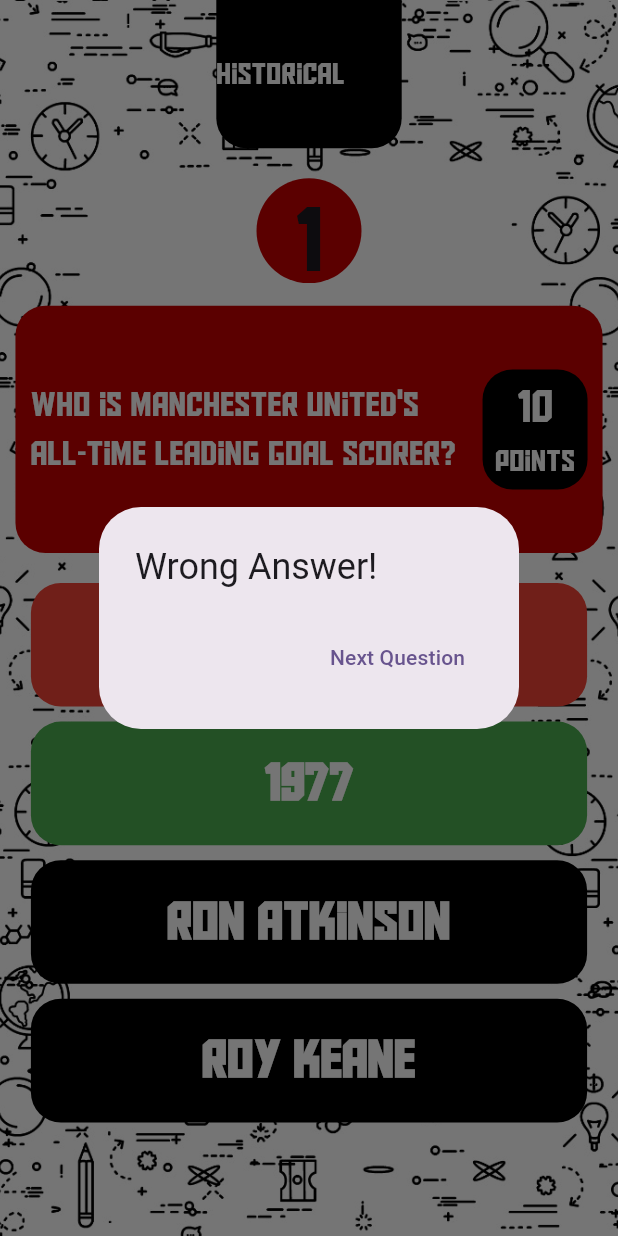
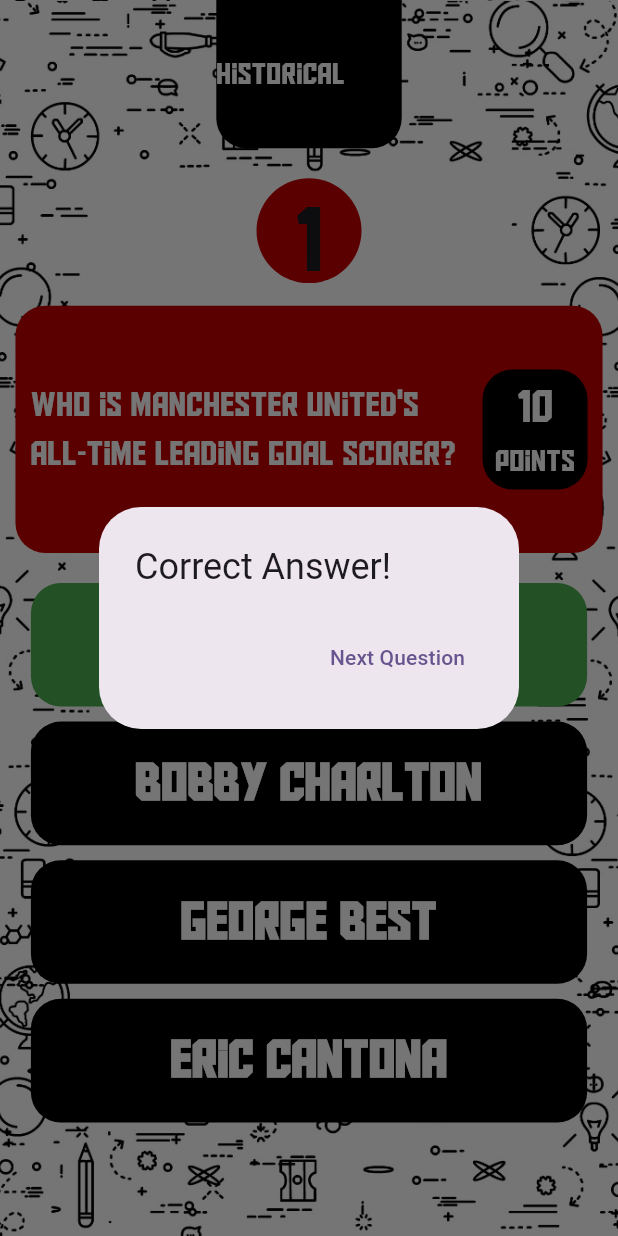
Before and after one commit to AayushPandeyy/manunited_trivia_flutter, a Flutter app: the QuizScreen screen opened directly, after a tap on "Wayne Rooney", on a phone screen of 412 x 824 dp. Run offline on Flutter 3.47's test engine with Material 3 defaults, Android fonts, the phone set to English and light mode, and no system bars; drawn by our look-alikes of auto_size_text, carousel_slider; our stand-ins replace fl_chart.

Commit message:
Correct answer added

```diff
--- a/lib/screens/QuizScreen.dart
+++ b/lib/screens/QuizScreen.dart
@@ -1,12 +1,9 @@
 import 'package:auto_size_text/auto_size_text.dart';
 import 'package:carousel_slider/carousel_slider.dart';
 import 'package:flutter/material.dart';
-import 'package:manunited_trivia/constants/ColorsToUse.dart';
 import 'package:manunited_trivia/constants/ScreenSize.dart';
-import 'package:manunited_trivia/widgets/AnswerBox.dart';
 import 'package:manunited_trivia/widgets/CorrectAnswerWidget.dart';
 import 'package:manunited_trivia/widgets/NumberWidget.dart';
-import 'package:manunited_trivia/widgets/QuestionBox.dart';
 
 class QuizScreen extends StatefulWidget {
   const QuizScreen({super.key});
@@ -27,7 +24,7 @@
     return SafeArea(
         child: Scaffold(
       body: Container(
-          decoration: BoxDecoration(
+          decoration: const BoxDecoration(
               image: DecorationImage(
                   image: AssetImage("assets/images/quizbg.jpg"),
                   fit: BoxFit.cover)),
@@ -45,7 +42,7 @@
                   ),
                   height: 0.12 * ScreenSize.screenHeight,
                   width: ScreenSize.screenWidth * 0.3,
-                  child: Center(
+                  child: const Center(
                     child: AutoSizeText(
                       "Historical Quiz",
                       style: TextStyle(
--- a/lib/utilities/Questions.dart
+++ b/lib/utilities/Questions.dart
@@ -104,6 +104,12 @@
   List<String> questionsOnly =
       quizQuestions.map((quiz) => quiz['question'] as String).toList();
 
-  List<List<String>> options =
+  List<List<String>> optionsOnly =
       quizQuestions.map((quiz) => quiz['options'] as List<String>).toList();
+
+  List<int> correctAnswerIndexes = quizQuestions.map((quiz) {
+    List<String> options = quiz['options'];
+    String answer = quiz['answer'];
+    return options.indexOf(answer);
+  }).toList();
 }
--- a/lib/widgets/CorrectAnswerWidget.dart
+++ b/lib/widgets/CorrectAnswerWidget.dart
@@ -12,9 +12,9 @@
 }
 
 class _CorrectAnswerState extends State<CorrectAnswer> {
-  int correctAnswerIndex = 1;
   int selectedAnswer = 0;
-  int quesIndex = 0;
+  static int quesIndex = 0;
+  int correctAnswerIndex = Questions().correctAnswerIndexes[quesIndex];
 
   Future<void> displayAlert(BuildContext context, String message) {
     return showDialog<String>(
@@ -27,6 +27,8 @@
                       Navigator.of(context).pop();
                       setState(() {
                         quesIndex = quesIndex + 1;
+                        correctAnswerIndex =
+                            Questions().correctAnswerIndexes[quesIndex];
                         colors = [
                           Colors.black,
                           Colors.black,
@@ -77,7 +79,7 @@
                 GestureDetector(
                   onTap: () => changeColor(index),
                   child: AnswerBox(
-                    data: Questions().options[index][index],
+                    data: Questions().optionsOnly[quesIndex][index],
                     color: colors[index],
                   ),
                 ),
```
